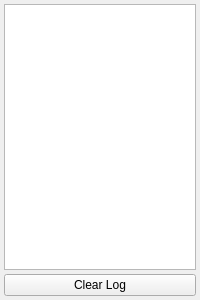
Before: the Qt Designer form core/src/log.ui in 3dct/open_iA, drawn with Qt 5.
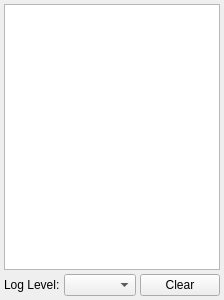
After: the same form once the commit is applied.

Commit message: Core: Logging - provide log level combobox in log console

What changed in the file:
```diff
--- a/core/src/log.ui
+++ b/core/src/log.ui
@@ -38,10 +38,54 @@
      </widget>
     </item>
     <item>
-     <widget class="QPushButton" name="pbClearLog">
-      <property name="text">
-       <string>Clear Log</string>
-      </property>
+     <widget class="QWidget" name="widget" native="true">
+      <layout class="QHBoxLayout" name="horizontalLayout">
+       <property name="spacing">
+        <number>4</number>
+       </property>
+       <property name="leftMargin">
+        <number>0</number>
+       </property>
+       <property name="topMargin">
+        <number>0</number>
+       </property>
+       <property name="rightMargin">
+        <number>0</number>
+       </property>
+       <property name="bottomMargin">
+        <number>0</number>
+       </property>
+       <item>
+        <widget class="QLabel" name="lbLogLevel">
+         <property name="text">
+          <string>Log Level:</string>
+         </property>
+        </widget>
+       </item>
+       <item>
+        <widget class="QComboBox" name="cmbboxLogLevel"/>
+       </item>
+       <item>
+        <spacer name="horizontalSpacer">
+         <property name="orientation">
+          <enum>Qt::Horizontal</enum>
+         </property>
+         <property name="sizeHint" stdset="0">
+          <size>
+           <width>40</width>
+           <height>20</height>
+          </size>
+         </property>
+        </spacer>
+       </item>
+       <item>
+        <widget class="QPushButton" name="pbClearLog">
+         <property name="text">
+          <string>Clear</string>
+         </property>
+        </widget>
+       </item>
+      </layout>
      </widget>
     </item>
    </layout>
```
The commit also changes 2 other files.
